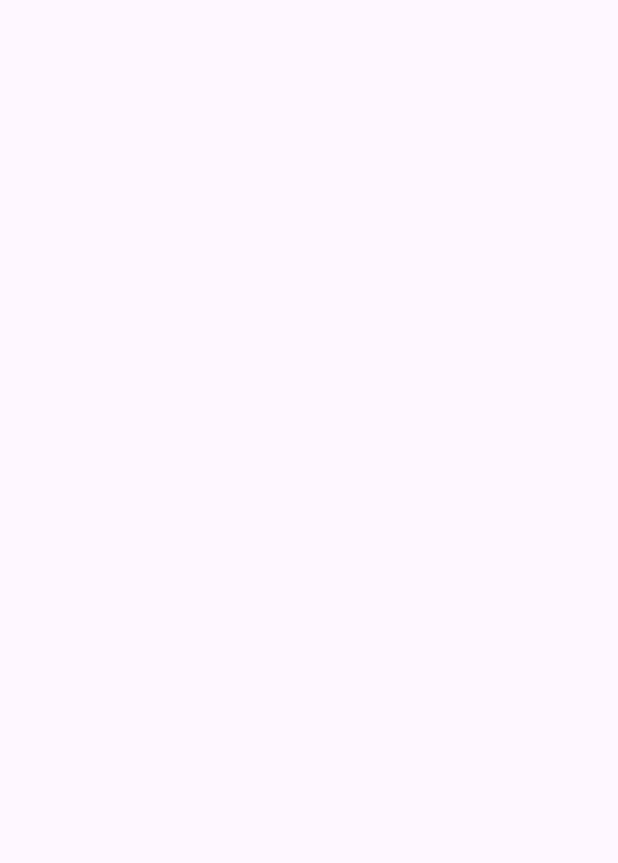
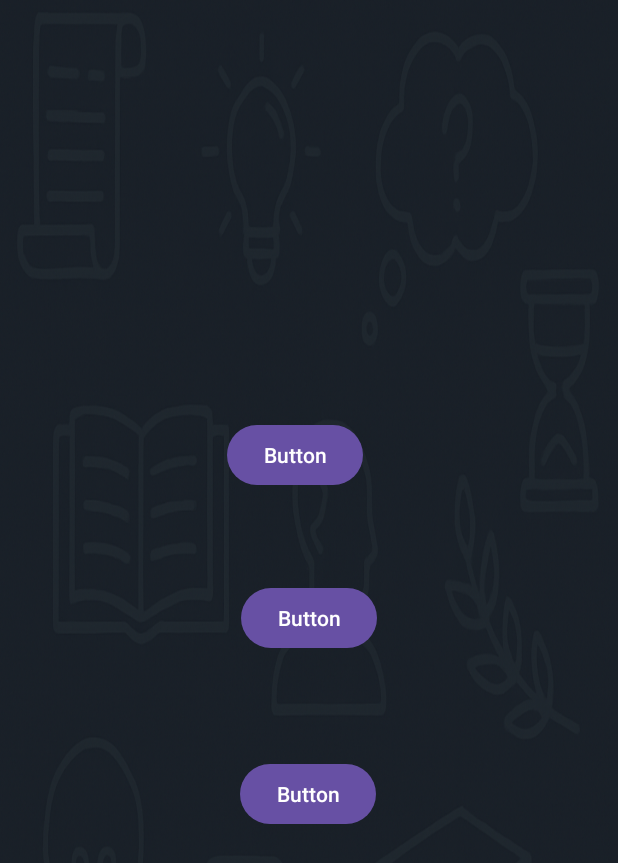
Before and after one commit to Eldies45/flashcard-app, an Android app: the MainActivity2 screen opened directly, with no data from a screen before it, on a phone screen of 412 x 824 dp. Before the commit the part shown is empty. Shown: the top 863 px of the screen. Run offline under Robolectric (Android 15) with nearby library versions, the phone set to English and light mode, and no system bars.

Commit message:
Flashcard app

```diff
--- a/app/src/main/java/com/example/flashcardapplication/MainActivity2.kt
+++ b/app/src/main/java/com/example/flashcardapplication/MainActivity2.kt
@@ -1,20 +1,35 @@
 package com.example.flashcardapplication
 
 import android.os.Bundle
+import android.widget.Button
+import android.widget.TextView
 import androidx.activity.enableEdgeToEdge
 import androidx.appcompat.app.AppCompatActivity
 import androidx.core.view.ViewCompat
 import androidx.core.view.WindowInsetsCompat
 
 class MainActivity2 : AppCompatActivity() {
+    private val questions = arrayOf(
+        "Madame C.G. walker was the first american’s black millionaire.",
+        "The French sculptor Frédéric Auguste created the statue of liberty.",
+        "The Berlin Wall fell in 1975.",
+        "Julius Caesar was a Roman emperor.",
+        "The Titanic sank in 1912."
+    )
+
+    private val answers = arrayOf(true, true, false, false, true)
+
+    private var currentQuestionIndex = 0
+    private var score = 0
+
+    private lateinit var txtQuestion: TextView
+    private lateinit var btnTrue: Button
+    private lateinit var btnFalse: Button
+    private lateinit var btnNext: Button
     override fun onCreate(savedInstanceState: Bundle?) {
         super.onCreate(savedInstanceState)
         enableEdgeToEdge()
         setContentView(R.layout.activity_main2)
-        ViewCompat.setOnApplyWindowInsetsListener(findViewById(R.id.main)) { v, insets ->
-            val systemBars = insets.getInsets(WindowInsetsCompat.Type.systemBars())
-            v.setPadding(systemBars.left, systemBars.top, systemBars.right, systemBars.bottom)
-            insets
+
         }
     }
-}
--- a/app/src/main/res/layout/activity_main2.xml
+++ b/app/src/main/res/layout/activity_main2.xml
@@ -5,6 +5,52 @@
     android:id="@+id/main"
     android:layout_width="match_parent"
     android:layout_height="match_parent"
+    android:background="@drawable/eldo"
     tools:context=".MainActivity2">
 
+    <TextView
+        android:id="@+id/textView2"
+        android:layout_width="415dp"
+        android:layout_height="160dp"
+        android:text=""
+        app:layout_constraintBottom_toBottomOf="parent"
+        app:layout_constraintEnd_toEndOf="parent"
+        app:layout_constraintHorizontal_bias="0.498"
+        app:layout_constraintStart_toStartOf="parent"
+        app:layout_constraintTop_toTopOf="parent"
+        app:layout_constraintVertical_bias="0.129" />
+
+    <Button
+        android:id="@+id/button2"
+        android:layout_width="wrap_content"
+        android:layout_height="wrap_content"
+        android:text="Button"
+        app:layout_constraintBottom_toBottomOf="parent"
+        app:layout_constraintEnd_toEndOf="parent"
+        app:layout_constraintHorizontal_bias="0.47"
+        app:layout_constraintStart_toStartOf="parent"
+        app:layout_constraintTop_toTopOf="parent"
+        app:layout_constraintVertical_bias="0.36" />
+
+    <Button
+        android:id="@+id/button3"
+        android:layout_width="wrap_content"
+        android:layout_height="wrap_content"
+        android:text="Button"
+        app:layout_constraintBottom_toBottomOf="parent"
+        app:layout_constraintEnd_toEndOf="parent"
+        app:layout_constraintStart_toStartOf="parent"
+        app:layout_constraintTop_toTopOf="parent" />
+
+    <Button
+        android:id="@+id/button4"
+        android:layout_width="wrap_content"
+        android:layout_height="wrap_content"
+        android:text="Button"
+        app:layout_constraintBottom_toBottomOf="parent"
+        app:layout_constraintEnd_toEndOf="parent"
+        app:layout_constraintHorizontal_bias="0.498"
+        app:layout_constraintStart_toStartOf="parent"
+        app:layout_constraintTop_toTopOf="parent"
+        app:layout_constraintVertical_bias="0.651" />
 </androidx.constraintlayout.widget.ConstraintLayout>
```
Also changed, not shown: app/src/main/java/com/example/flashcardapplication/MainActivity.kt (+13 -0 lines), app/src/main/res/layout/activity_main.xml (+28 -4 lines), app/src/main/res/drawable/eldo.png (added), app/src/main/res/drawable/flassh.png (added).
